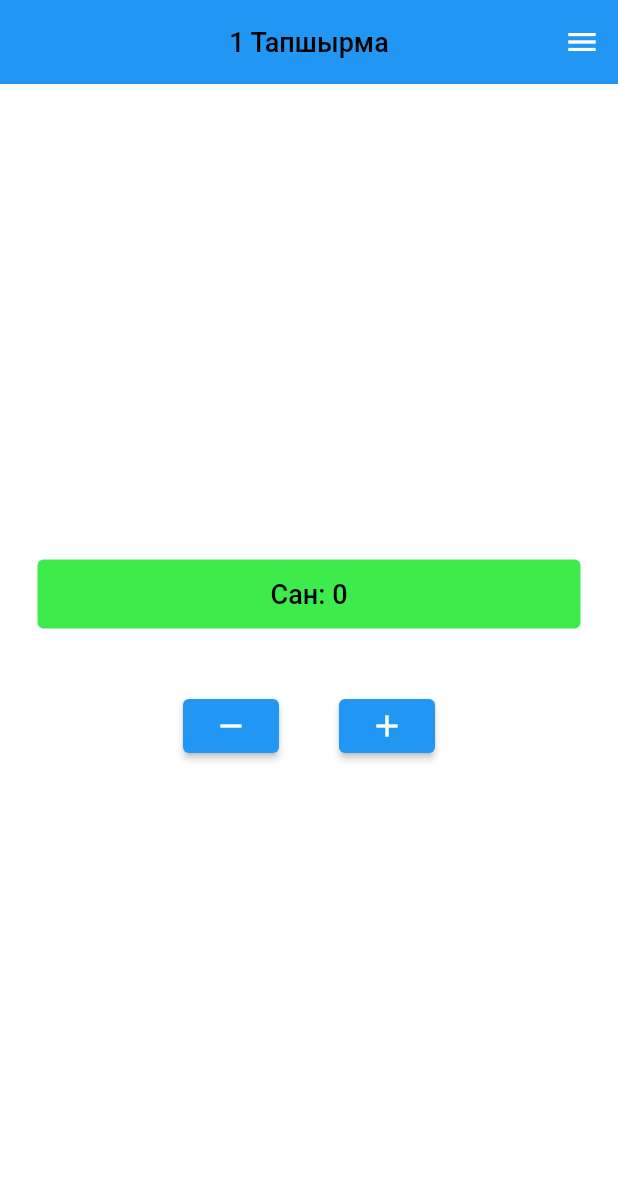
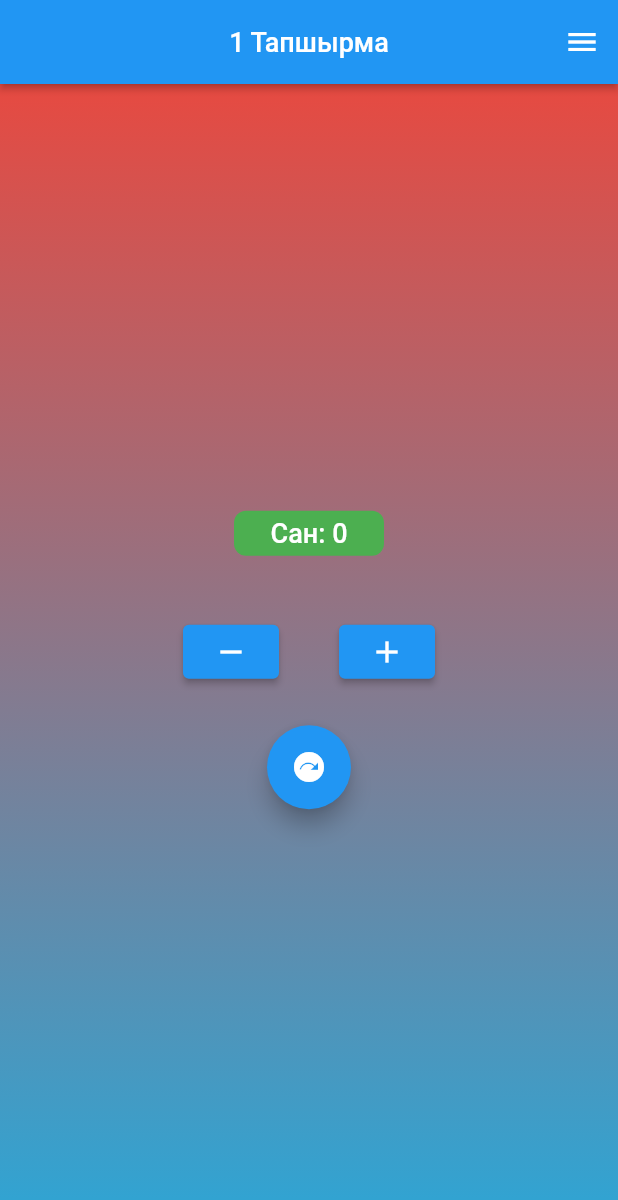
Before and after one commit to zailoodin-kgz/bilimduu_jashtar_flutter, a Flutter app: the screen it shows after launch, on a phone screen of 412 x 824 dp. Shown: the top 1200 px of the screen. Run offline on Flutter 3.47's test engine with Material 2 defaults, Android fonts, the phone set to English and light mode, and no system bars.

Commit message:
added second hw

```diff
--- a/flutter1_counter_app/lib/main.dart
+++ b/flutter1_counter_app/lib/main.dart
@@ -1,8 +1,11 @@
 import 'package:flutter/material.dart';
+
+import 'result_page.dart';
 
 void main() {
   runApp(const MyApp());
 }
+
 class MyApp extends StatelessWidget {
   const MyApp({super.key});
 
@@ -14,6 +17,7 @@ class MyApp extends StatelessWidget {
     );
   }
 }
+
 class MyFirstScreen extends StatefulWidget {
   const MyFirstScreen({super.key});
 
@@ -30,14 +34,27 @@ class _MyFirstScreenState extends State<MyFirstScreen> {
 
   @override
   Widget build(BuildContext context) {
-    return Scaffold(
-      backgroundColor: Colors.white,
+    return Container(
+      decoration: const BoxDecoration(
+          gradient: LinearGradient(
+        begin: Alignment.topCenter,
+        end: Alignment.bottomCenter,
+        colors: [
+          Colors.red,
+          Color.fromARGB(255, 44, 166, 214),
+        ],
+      )),
+      child: Scaffold(
+        backgroundColor: Colors.transparent,
         appBar: AppBar(
-        elevation: 0,
+          elevation: 2,
+
           title: const Text(
             '1 Тапшырма',
             style: TextStyle(
-              fontSize: 18, fontWeight: FontWeight.w500, color: Colors.black),
+                fontSize: 18,
+                fontWeight: FontWeight.w500,
+                color: Color.fromARGB(255, 255, 255, 255)),
           ),
           centerTitle: true,
           backgroundColor: Colors.blue,
@@ -52,23 +69,19 @@ class _MyFirstScreenState extends State<MyFirstScreen> {
             child: Column(
               mainAxisAlignment: MainAxisAlignment.center,
               children: [
-              TextButton(
-                onPressed: onTap,
-                style: ButtonStyle(
-                  backgroundColor: MaterialStateProperty.all(
-                      const Color.fromARGB(255, 13, 230, 31).withOpacity(0.8)),
-                ),
-                child: Container(
-                  width: double.infinity,
+                Container(
+                  width: 100,
                   height: 30,
                   alignment: Alignment.center,
+                  decoration: BoxDecoration(
+                      borderRadius: BorderRadius.circular(8),
+                      color: Colors.green),
                   child: Text(
                     'Сан: $number',
                     style: const TextStyle(
                         fontSize: 18,
                         fontWeight: FontWeight.w500,
-                        color: Colors.black),
-                  ),
+                        color: Colors.white),
                   ),
                 ),
                 const SizedBox(
@@ -78,6 +91,9 @@ class _MyFirstScreenState extends State<MyFirstScreen> {
                   mainAxisAlignment: MainAxisAlignment.center,
                   children: [
                     ElevatedButton(
+                      style: ElevatedButton.styleFrom(
+                        backgroundColor: Colors.blue,
+                      ),
                       onPressed: () {
                         setState(() {
                           number--;
@@ -89,6 +105,9 @@ class _MyFirstScreenState extends State<MyFirstScreen> {
                       width: 40,
                     ),
                     ElevatedButton(
+                      style: ElevatedButton.styleFrom(
+                        backgroundColor: Colors.blue,
+                      ),
                       onPressed: () {
                         setState(() {
                           number++;
@@ -97,8 +116,31 @@ class _MyFirstScreenState extends State<MyFirstScreen> {
                       child: const Icon(Icons.add),
                     )
                   ],
+                ),
+                const SizedBox(
+                  height: 25,
+                ),
+                FloatingActionButton(
+
+                  onPressed: () {
+                    Navigator.push(
+                      context,
+                      MaterialPageRoute(
+                        builder: (context) => ResultPage(number: number),
+                      ),
+                    );
+                  },
+                  child: const Center(
+                    child:  Icon(
+                      Icons.next_plan,
+
+                      color: Color.fromARGB(255, 255, 255, 255),
+
+                    ),
+                  ),
                 )
               ],
+            ),
           ),
         ),
       ),
```
Also changed, not shown: flutter1_counter_app/lib/result_page.dart (added, +57 -0 lines), flutter1_counter_app/pubspec.lock. Lines whose indentation alone changed are shown as unchanged.
